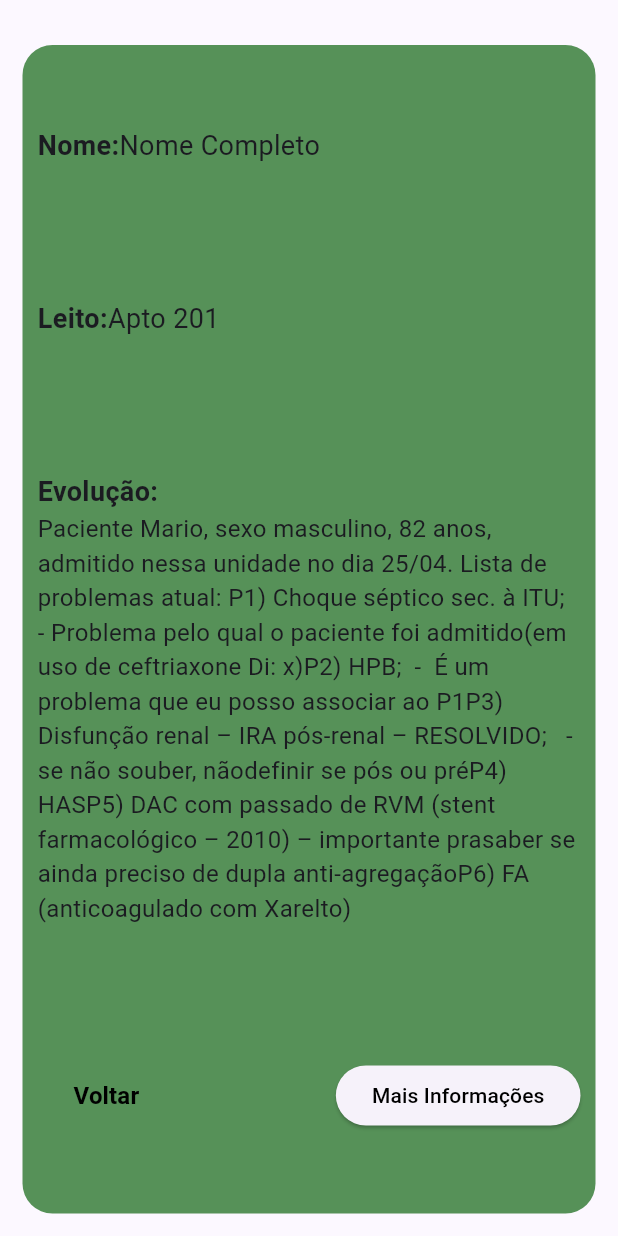
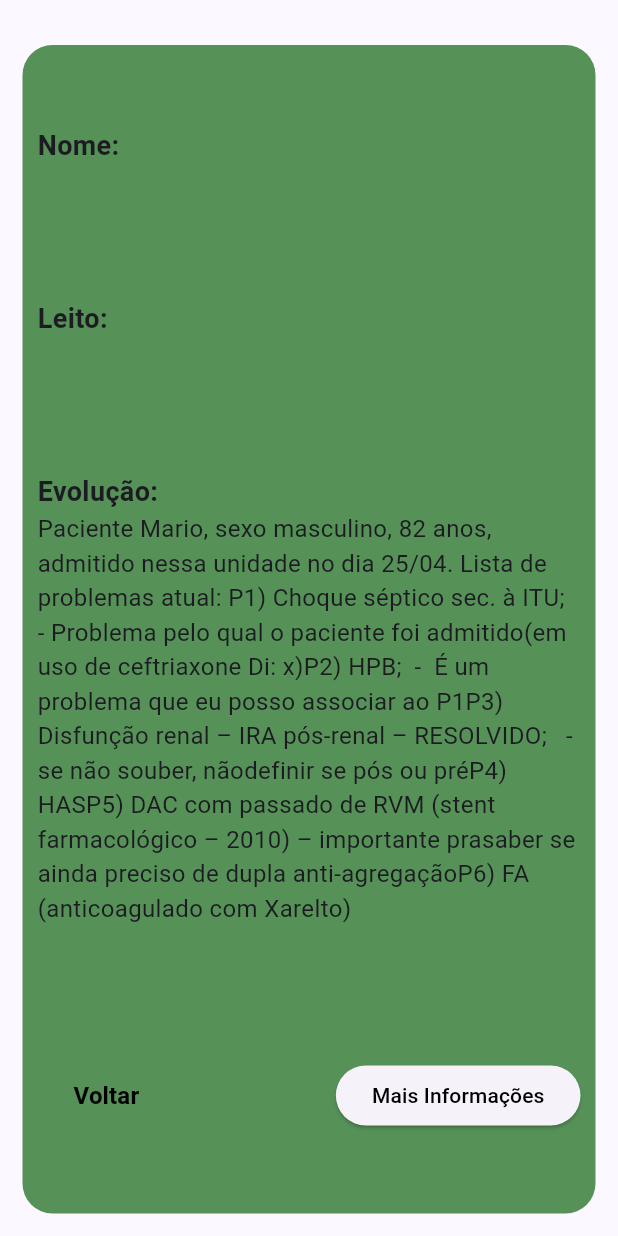
Before and after one commit to Danubio-Leite/evolucao_medica_2023, a Flutter app: the PatientTile widget shown alone on an empty page, opened directly with empty values, after a tap on the "edit" icon, on a phone screen of 412 x 824 dp. Run offline on Flutter 3.47's test engine with Material 2 defaults, Android fonts, the light colour scheme and no system bars; our stand-ins replace hive, hive_flutter; accounts and stored records are empty.

Commit message:
atualização info page

```diff
--- a/lib/components/patient_tile.dart
+++ b/lib/components/patient_tile.dart
@@ -24,7 +24,10 @@ class _PatientTileState extends State<PatientTile> {
     return GestureDetector(
       onTap: () => Navigator.push(
         context,
-        MaterialPageRoute(builder: (context) => const PatientInfoPage()),
+        MaterialPageRoute(
+            builder: (context) => PatientInfoPage(
+                  currentItem: widget.currentItem,
+                )),
       ),
       child: Card(
         color: Colors.green,
--- a/lib/pages/patient_info_page.dart
+++ b/lib/pages/patient_info_page.dart
@@ -2,7 +2,8 @@ import 'package:flutter/material.dart';
 import '../config/data_service.dart';
 
 class PatientInfoPage extends StatefulWidget {
-  const PatientInfoPage({super.key});
+  PatientInfoPage({super.key, required this.currentItem});
+  Map currentItem;
 
   @override
   State<PatientInfoPage> createState() => _PatientInfoPageState();
@@ -29,9 +30,9 @@ class _PatientInfoPageState extends State<PatientInfoPage> {
         child: Column(
           mainAxisAlignment: MainAxisAlignment.spaceAround,
           children: [
-            const Row(
+            Row(
               children: [
-                Text(
+                const Text(
                   'Nome:',
                   style: TextStyle(
                     fontSize: 18,
@@ -39,16 +40,16 @@ class _PatientInfoPageState extends State<PatientInfoPage> {
                   ),
                 ),
                 Text(
-                  'Nome Completo',
-                  style: TextStyle(
+                  widget.currentItem['name'],
+                  style: const TextStyle(
                     fontSize: 18,
                   ),
                 ),
               ],
             ),
-            const Row(
+            Row(
               children: [
-                Text(
+                const Text(
                   'Leito:',
                   style: TextStyle(
                     fontSize: 18,
@@ -56,8 +57,8 @@ class _PatientInfoPageState extends State<PatientInfoPage> {
                   ),
                 ),
                 Text(
-                  'Apto 201',
-                  style: TextStyle(
+                  widget.currentItem['leito'].toString(),
+                  style: const TextStyle(
                     fontSize: 18,
                   ),
                 ),
```
Also changed, not shown: lib/pages/patients_list_page.dart (+5 -2 lines).
